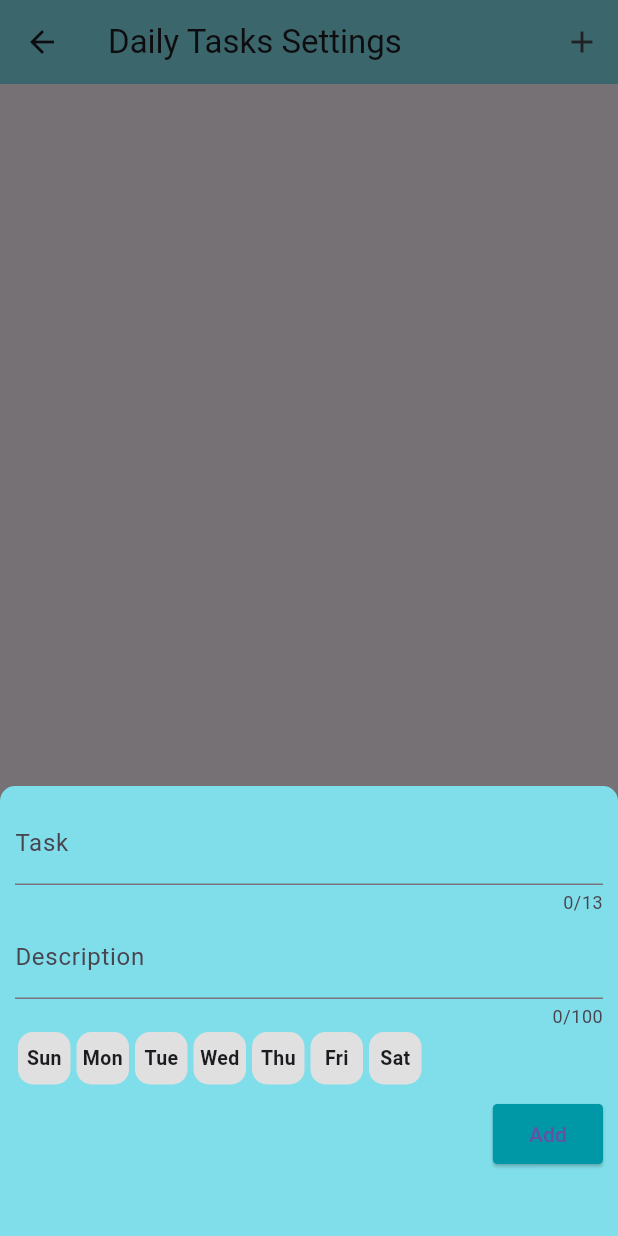
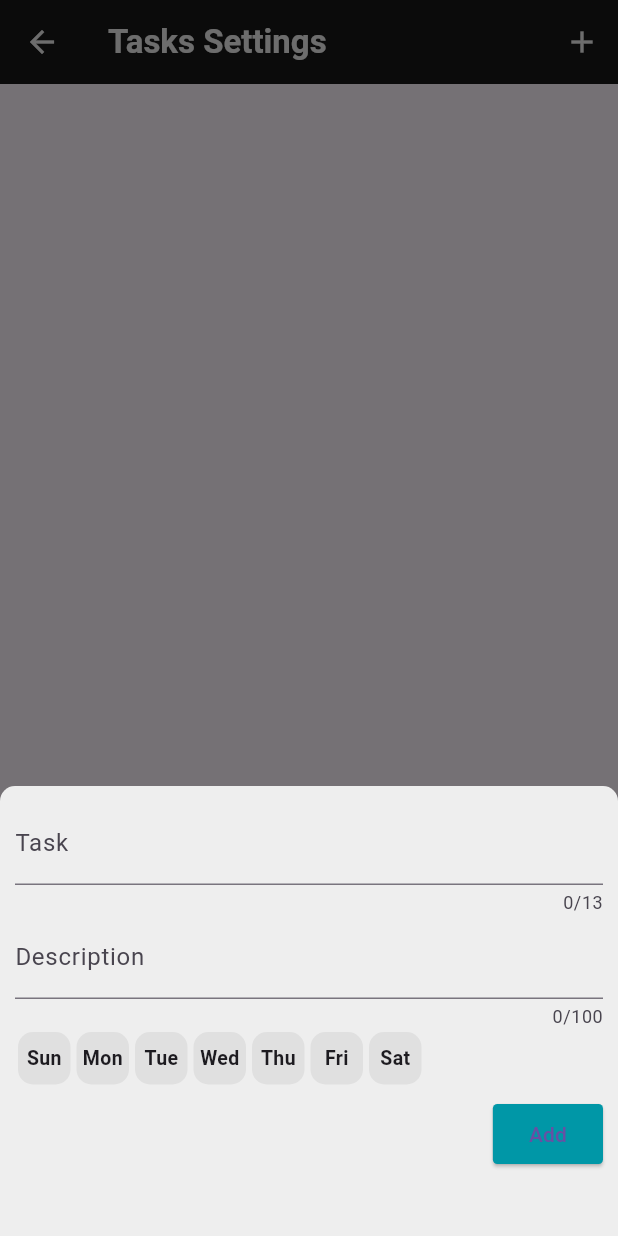
Before and after one commit to Marfa-Creation/garap, a Flutter app: the TasksSettingsView screen opened directly, after a tap on the "add" icon, on a phone screen of 412 x 824 dp. Run offline on Flutter 3.47's test engine with Material 3 defaults, Android fonts, the phone set to English and light mode, and no system bars; our stand-ins replace audioplayers, flutter_animate, flutter_riverpod, hive, hive_flutter; accounts and stored records are empty.

Commit message:
UI update

```diff
--- /dev/null
+++ b/lib/model/timer_model.dart
@@ -0,0 +1,3 @@
+class TimerModel {
+
+}
--- /dev/null
+++ b/lib/riverpod/providers.dart
@@ -0,0 +1,3 @@
+import 'package:flutter_riverpod/flutter_riverpod.dart';
+
+final audioMode = StateProvider<bool>((ref) => true);
--- a/lib/view/tabbar_view/daily_tasks/tasks_settings_view.dart
+++ b/lib/view/tabbar_view/daily_tasks/tasks_settings_view.dart
@@ -51,9 +51,9 @@ class _TasksSettingsViewState extends State<TasksSettingsView> {
               child: Container(
                 height: 300,
                 padding: const EdgeInsets.all(10),
-                decoration: BoxDecoration(
-                  color: Colors.cyan[200],
-                  borderRadius: const BorderRadius.only(
+                decoration: const BoxDecoration(
+                  color: Color.fromARGB(255, 238, 238, 238),
+                  borderRadius: BorderRadius.only(
                     topLeft: Radius.circular(10),
                     topRight: Radius.circular(10),
                   ),
@@ -432,16 +432,27 @@ class _TasksSettingsViewState extends State<TasksSettingsView> {
   Widget build(BuildContext context) {
     return Scaffold(
       appBar: AppBar(
+        iconTheme:
+            const IconThemeData(color: Color.fromARGB(255, 238, 238, 238)),
         actions: [
           IconButton(
             onPressed: () {
               showAddTaskForm(context, null);
             },
-            icon: const Icon(Icons.add),
+            icon: const Icon(
+              Icons.add,
+              color: Color.fromARGB(255, 238, 238, 238),
+            ),
           )
         ],
-        backgroundColor: Colors.cyan[200],
-        title: const Text('Daily Tasks Settings'),
+        backgroundColor: const Color.fromARGB(255, 23, 23, 23),
+        title: const Text(
+          'Tasks Settings',
+          style: TextStyle(
+            fontWeight: FontWeight.bold,
+            color: Color.fromARGB(255, 238, 238, 238),
+          ),
+        ),
       ),
       body: ListView.builder(
         itemCount: tasksView.length,
--- a/pubspec.yaml
+++ b/pubspec.yaml
@@ -35,6 +35,8 @@ dependencies:
   intl: ^0.19.0
   audioplayers: ^6.0.0
   flutter_animate: ^4.5.0
+  flutter_riverpod: ^2.5.1
+  flutter_bloc: ^8.1.6
 
   # The following adds the Cupertino Icons font to your application.
   # Use with the CupertinoIcons class for iOS style icons.
```
Also changed, not shown: lib/main.dart (+7 -4 lines), lib/view/main_page.dart (+33 -9 lines), lib/view/tabbar_view/timer_view.dart (+23 -17 lines), pubspec.lock.
